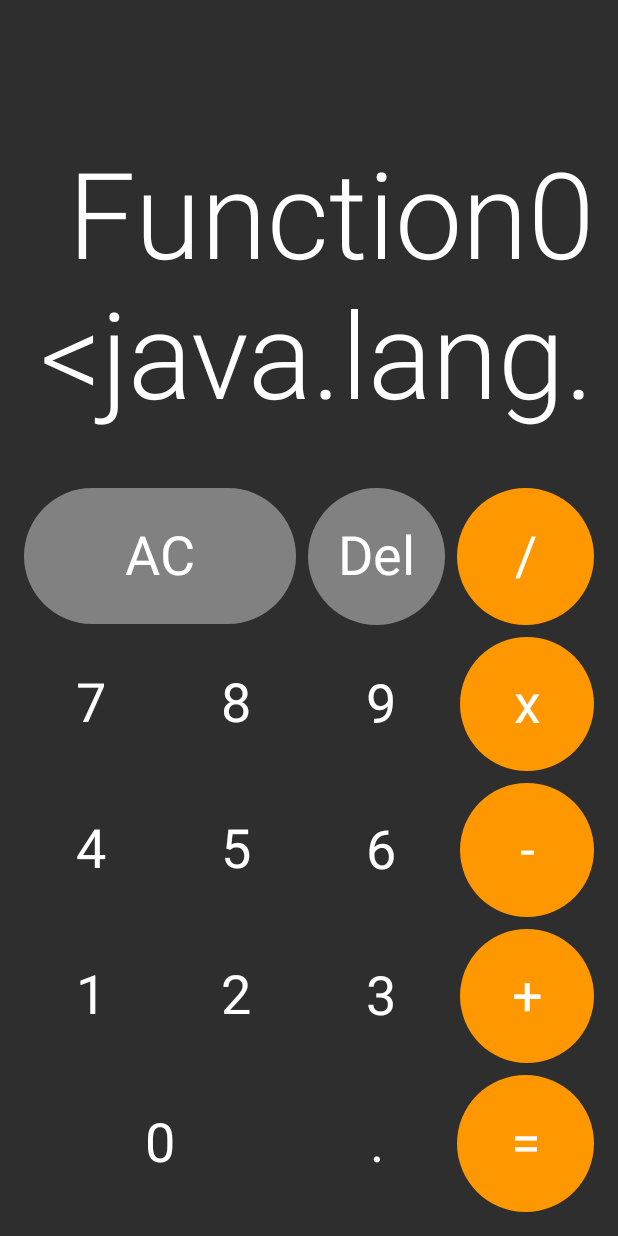
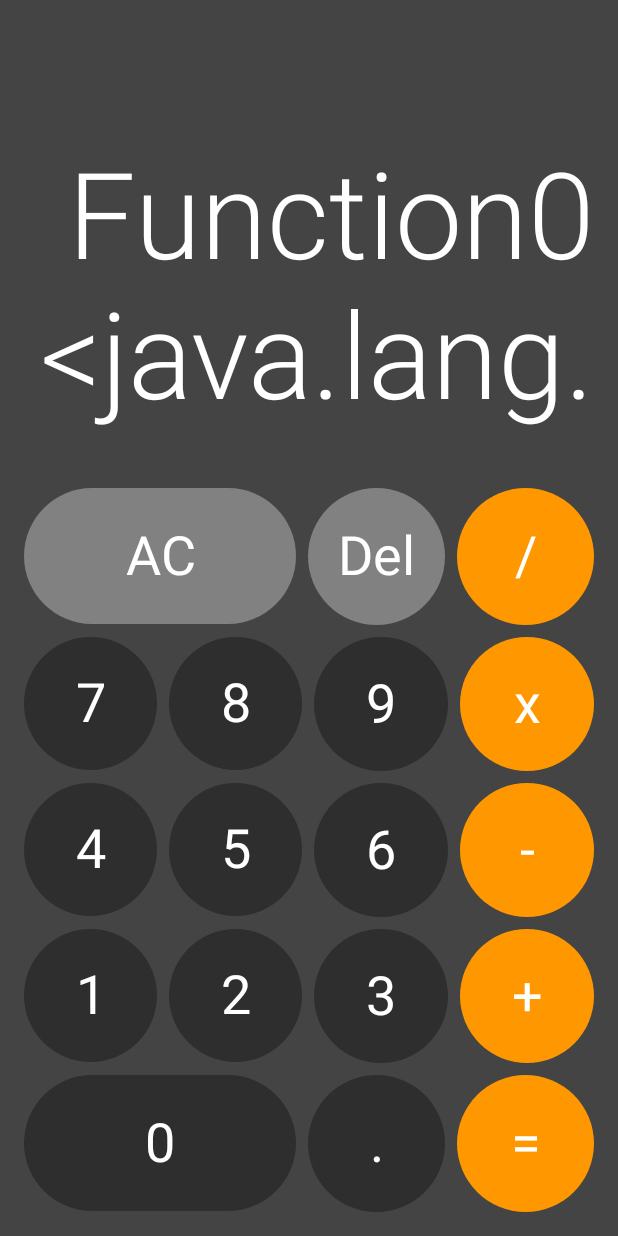
Before and after one commit to ashutosh1234ojha/jetpackComposeCalculator, an Android app built with Jetpack Compose: the screen it shows after launch (MainActivity), on a phone screen of 412 x 824 dp. Run offline under Robolectric (Android 15) with nearby library versions, the phone set to English and light mode, and no system bars.

Commit message:
bg color fixes

```diff
--- a/app/src/main/java/com/example/jetpackcomposecalculator/Calculator.kt
+++ b/app/src/main/java/com/example/jetpackcomposecalculator/Calculator.kt
@@ -1,7 +1,10 @@
 package com.example.jetpackcomposecalculator
 
 import androidx.compose.foundation.background
+import androidx.compose.foundation.gestures.scrollable
 import androidx.compose.foundation.layout.*
+import androidx.compose.foundation.rememberScrollState
+import androidx.compose.foundation.verticalScroll
 import androidx.compose.material.Text
 import androidx.compose.runtime.Composable
 import androidx.compose.ui.Alignment
@@ -27,6 +30,7 @@ fun Calculator(
     Box(modifier = modifier) {
         Column(
             modifier = Modifier
+                .verticalScroll(rememberScrollState())
                 .fillMaxWidth()
                 .align(Alignment.BottomCenter),
             verticalArrangement = Arrangement.spacedBy(buttonSpacing)
--- a/app/src/main/java/com/example/jetpackcomposecalculator/CalculatorButton.kt
+++ b/app/src/main/java/com/example/jetpackcomposecalculator/CalculatorButton.kt
@@ -9,6 +9,7 @@ import androidx.compose.ui.Alignment
 import androidx.compose.ui.Modifier
 import androidx.compose.ui.draw.clip
 import androidx.compose.ui.graphics.Color
+import androidx.compose.ui.text.style.TextAlign
 import androidx.compose.ui.unit.sp
 
 @Composable
@@ -20,6 +21,6 @@ fun CalculatorButton(btnText: String, modifier: Modifier, onClick: () -> Unit) {
             .clickable { onClick() }
             .then(modifier)
     ) {
-        Text(text = btnText, fontSize = 36.sp, color = Color.White)
+        Text(text = btnText, fontSize = 36.sp, color = Color.White, textAlign = TextAlign.Center)
     }
 }
--- a/app/src/main/java/com/example/jetpackcomposecalculator/MainActivity.kt
+++ b/app/src/main/java/com/example/jetpackcomposecalculator/MainActivity.kt
@@ -12,10 +12,10 @@ import androidx.compose.material.Text
 import androidx.compose.runtime.Composable
 import androidx.compose.ui.Modifier
 import androidx.compose.ui.graphics.Color
-import androidx.compose.ui.graphics.Color.Companion.DarkGray
 import androidx.compose.ui.tooling.preview.Preview
 import androidx.compose.ui.unit.dp
 import androidx.lifecycle.viewmodel.compose.viewModel
+import com.example.jetpackcomposecalculator.ui.theme.DarkGray
 import com.example.jetpackcomposecalculator.ui.theme.JetpackComposeCalculatorTheme
 import com.example.jetpackcomposecalculator.ui.theme.MediumGray
 
@@ -35,7 +35,7 @@ class MainActivity : ComponentActivity() {
                     buttonSpacing = buttonSpacing,
                     modifier = Modifier
                         .fillMaxSize()
-                        .background(MediumGray)
+                        .background(DarkGray)
                         .padding(16.dp)
                 )
             }
--- a/app/src/main/java/com/example/jetpackcomposecalculator/ui/theme/Color.kt
+++ b/app/src/main/java/com/example/jetpackcomposecalculator/ui/theme/Color.kt
@@ -9,4 +9,5 @@ val Teal200 = Color(0xFF03DAC5)
 
 val MediumGray = Color(0xFF2E2E2E)
 val LightGray = Color(0xFF818181)
+val DarkGray = Color(0xFF444444)
 val Orange = Color(0xFFFF9800)
```
